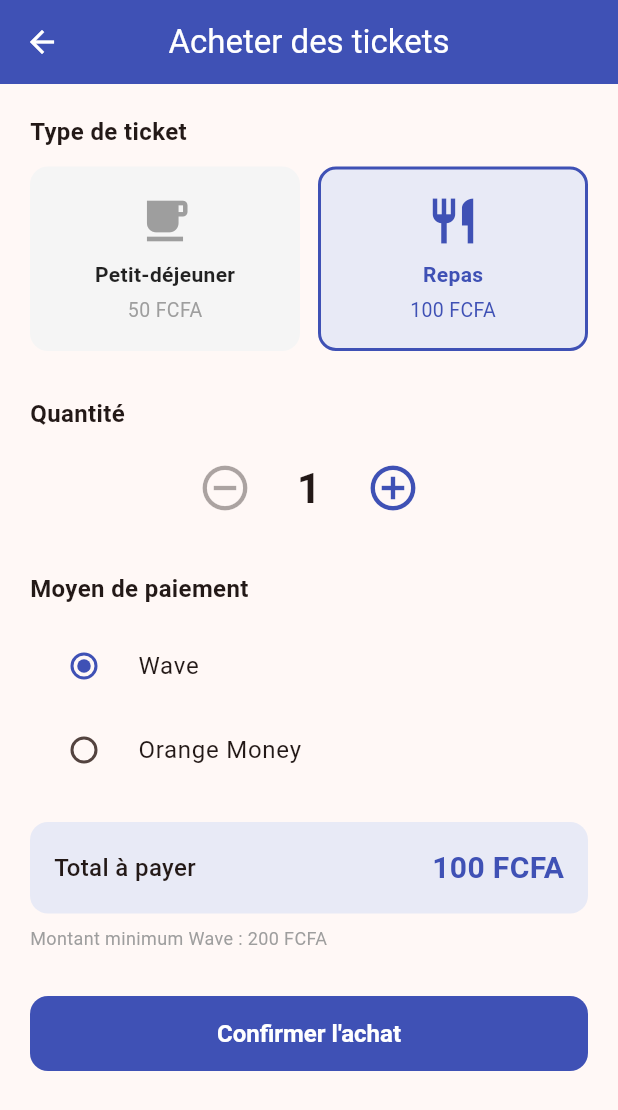
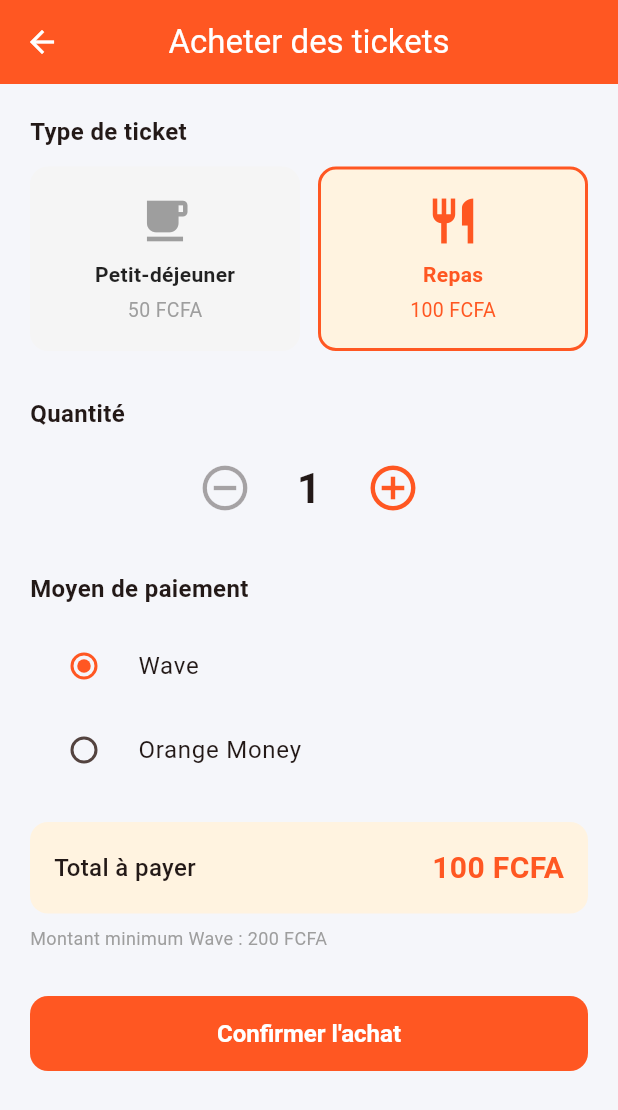
Before and after one commit to mboup0583/Restaurants, a Flutter app: the BuyTicketsScreen screen opened directly, on a phone screen of 412 x 824 dp. Shown: the top 1110 px of the screen. Run offline on Flutter 3.47's test engine with Material 3 defaults, Android fonts, the phone set to English and light mode, and no system bars; our stand-ins replace qr_flutter, shared_preferences; missing offline and left inert: mobile_scanner; accounts and stored records are empty; network calls fail.

Commit message:
Harmonisation du theme Orange et Blanc sur toute l'application

```diff
--- a/ticket_resto/lib/main.dart
+++ b/ticket_resto/lib/main.dart
@@ -26,9 +26,12 @@ class TicketRestoApp extends StatelessWidget {
             brightness: Brightness.light,
           ),
           useMaterial3: true,
+          scaffoldBackgroundColor: const Color(0xFFF5F6FA),
           appBarTheme: const AppBarTheme(
             centerTitle: true,
             elevation: 0,
+            backgroundColor: Colors.deepOrange,
+            foregroundColor: Colors.white,
           ),
           // ✅ Correction : CardThemeData au lieu de CardTheme
           cardTheme: CardThemeData(
--- a/ticket_resto/lib/screens/buy_tickets_screen.dart
+++ b/ticket_resto/lib/screens/buy_tickets_screen.dart
@@ -269,7 +269,7 @@ class _BuyTicketsScreenState extends State<BuyTicketsScreen>
     return Scaffold(
       appBar: AppBar(
         title: const Text('Acheter des tickets'),
-        backgroundColor: Colors.indigo,
+        backgroundColor: Colors.deepOrange,
         foregroundColor: Colors.white,
       ),
       body: _isLoadingPrices
@@ -328,7 +328,7 @@ class _BuyTicketsScreenState extends State<BuyTicketsScreen>
                                 : null,
                             icon: const Icon(Icons.remove_circle_outline),
                             iconSize: 36,
-                            color: Colors.indigo,
+                            color: Colors.deepOrange,
                           ),
                           Container(
                             width: 60,
@@ -347,7 +347,7 @@ class _BuyTicketsScreenState extends State<BuyTicketsScreen>
                                 : null,
                             icon: const Icon(Icons.add_circle_outline),
                             iconSize: 36,
-                            color: Colors.indigo,
+                            color: Colors.deepOrange,
                           ),
                         ],
                       ),
@@ -363,7 +363,7 @@ class _BuyTicketsScreenState extends State<BuyTicketsScreen>
                           title: Text(method),
                           value: method,
                           groupValue: _selectedPayment,
-                          activeColor: Colors.indigo,
+                          activeColor: Colors.deepOrange,
                           onChanged: (value) {
                             setState(() => _selectedPayment = value!);
                           },
@@ -384,7 +384,7 @@ class _BuyTicketsScreenState extends State<BuyTicketsScreen>
                         width: double.infinity,
                         padding: const EdgeInsets.all(16),
                         decoration: BoxDecoration(
-                          color: Colors.indigo.shade50,
+                          color: Colors.orange.shade50,
                           borderRadius: BorderRadius.circular(12),
                         ),
                         child: Row(
@@ -400,7 +400,7 @@ class _BuyTicketsScreenState extends State<BuyTicketsScreen>
                               style: const TextStyle(
                                 fontSize: 20,
                                 fontWeight: FontWeight.bold,
-                                color: Colors.indigo,
+                                color: Colors.deepOrange,
                               ),
                             ),
                           ],
@@ -418,7 +418,7 @@ class _BuyTicketsScreenState extends State<BuyTicketsScreen>
                         child: ElevatedButton(
                           onPressed: _isLoading ? null : _handleBuy,
                           style: ElevatedButton.styleFrom(
-                            backgroundColor: Colors.indigo,
+                            backgroundColor: Colors.deepOrange,
                             foregroundColor: Colors.white,
                             shape: RoundedRectangleBorder(
                               borderRadius: BorderRadius.circular(12),
@@ -444,7 +444,7 @@ class _BuyTicketsScreenState extends State<BuyTicketsScreen>
                         const Text(
                           'En attente de confirmation Wave…\nAprès paiement, reviens simplement dans Ticket Resto.',
                           textAlign: TextAlign.center,
-                          style: TextStyle(color: Colors.indigo),
+                          style: TextStyle(color: Colors.deepOrange),
                         ),
                       ],
                       const SizedBox(height: 40),
@@ -487,10 +487,10 @@ class _BuyTicketsScreenState extends State<BuyTicketsScreen>
       child: Container(
         padding: const EdgeInsets.all(16),
         decoration: BoxDecoration(
-          color: isSelected ? Colors.indigo.shade50 : Colors.grey.shade100,
+          color: isSelected ? Colors.orange.shade50 : Colors.grey.shade100,
           borderRadius: BorderRadius.circular(12),
           border: Border.all(
-            color: isSelected ? Colors.indigo : Colors.transparent,
+            color: isSelected ? Colors.deepOrange : Colors.transparent,
             width: 2,
           ),
         ),
@@ -499,21 +499,21 @@ class _BuyTicketsScreenState extends State<BuyTicketsScreen>
             Icon(
               icon,
               size: 36,
-              color: isSelected ? Colors.indigo : Colors.grey,
+              color: isSelected ? Colors.deepOrange : Colors.grey,
             ),
             const SizedBox(height: 8),
             Text(
               title,
               style: TextStyle(
                 fontWeight: FontWeight.bold,
-                color: isSelected ? Colors.indigo : Colors.black87,
+                color: isSelected ? Colors.deepOrange : Colors.black87,
               ),
             ),
             const SizedBox(height: 4),
             Text(
               price,
               style: TextStyle(
-                color: isSelected ? Colors.indigo : Colors.grey,
+                color: isSelected ? Colors.deepOrange : Colors.grey,
                 fontSize: 13,
               ),
             ),
--- a/ticket_resto/lib/screens/manage_tickets_screen.dart
+++ b/ticket_resto/lib/screens/manage_tickets_screen.dart
@@ -182,14 +182,14 @@ class _ManageTicketsScreenState extends State<ManageTicketsScreen> {
                                     leading: CircleAvatar(
                                       backgroundColor: type == 'Petit-déjeuner'
                                           ? Colors.orange.shade100
-                                          : Colors.indigo.shade100,
+                                          : Colors.deepOrange.shade100,
                                       child: Icon(
                                         type == 'Petit-déjeuner'
                                             ? Icons.free_breakfast
                                             : Icons.restaurant,
                                         color: type == 'Petit-déjeuner'
                                             ? Colors.orange
-                                            : Colors.indigo,
+                                            : Colors.deepOrange,
                                       ),
                                     ),
                                     title: Text(
--- a/ticket_resto/lib/screens/manage_users_screen.dart
+++ b/ticket_resto/lib/screens/manage_users_screen.dart
@@ -107,7 +107,7 @@ class _ManageUsersScreenState extends State<ManageUsersScreen> {
               ),
               const Divider(height: 1),
               ListTile(
-                leading: const Icon(Icons.lock_reset, color: Colors.indigo),
+                leading: const Icon(Icons.lock_reset, color: Colors.deepOrange),
                 title: const Text('Modifier le mot de passe'),
                 onTap: () {
                   Navigator.pop(ctx);
--- a/ticket_resto/lib/screens/my_tickets_screen.dart
+++ b/ticket_resto/lib/screens/my_tickets_screen.dart
@@ -93,7 +93,7 @@ class _MyTicketsScreenState extends State<MyTicketsScreen> {
     return Scaffold(
       appBar: AppBar(
         title: const Text('Mes tickets'),
-        backgroundColor: Colors.indigo,
+        backgroundColor: Colors.deepOrange,
         foregroundColor: Colors.white,
         actions: [
           IconButton(
@@ -148,14 +148,14 @@ class _MyTicketsScreenState extends State<MyTicketsScreen> {
                               leading: CircleAvatar(
                                 backgroundColor: type == 'Petit-déjeuner'
                                     ? Colors.orange.shade100
-                                    : Colors.indigo.shade100,
+                                    : Colors.deepOrange.shade100,
                                 child: Icon(
                                   type == 'Petit-déjeuner'
                                       ? Icons.free_breakfast
                                       : Icons.restaurant,
                                   color: type == 'Petit-déjeuner'
                                       ? Colors.orange
-                                      : Colors.indigo,
+                                      : Colors.deepOrange,
                                 ),
                               ),
                               title: Text(
--- a/ticket_resto/lib/screens/reports_screen.dart
+++ b/ticket_resto/lib/screens/reports_screen.dart
@@ -92,13 +92,13 @@ class _ReportsScreenState extends State<ReportsScreen> {
                         Icons.confirmation_number,
                         'Total tickets',
                         '${_stats?['revenue']?['total_tickets'] ?? 0}',
-                        Colors.indigo,
+                        Colors.deepOrange,
                       ),
                       _statCard(
                         Icons.calendar_today,
                         'Tickets (7 derniers jours)',
                         '${_stats?['tickets_last_7_days'] ?? 0}',
-                        Colors.teal,
+                        Colors.orange,
                       ),
 
                       const SizedBox(height: 20),
--- a/ticket_resto/lib/screens/sales_report_screen.dart
+++ b/ticket_resto/lib/screens/sales_report_screen.dart
@@ -44,7 +44,7 @@ class _SalesReportScreenState extends State<SalesReportScreen> {
     return Scaffold(
       appBar: AppBar(
         title: const Text('Rapport des ventes'),
-        backgroundColor: Colors.teal,
+        backgroundColor: Colors.deepOrange,
         foregroundColor: Colors.white,
         actions: [
           IconButton(
@@ -79,7 +79,7 @@ class _SalesReportScreenState extends State<SalesReportScreen> {
                         Icons.today,
                         'Tickets validés',
                         '${_report?['today']?['count'] ?? 0}',
-                        Colors.teal,
+                        Colors.deepOrange,
                       ),
                       _statCard(
                         Icons.attach_money,
@@ -94,7 +94,7 @@ class _SalesReportScreenState extends State<SalesReportScreen> {
                         Icons.confirmation_number,
                         'Tickets utilisés',
                         '${_report?['totals']?['total_used'] ?? 0}',
-                        Colors.indigo,
+                        Colors.orange,
                       ),
                       _statCard(
                         Icons.payments,
--- a/ticket_resto/lib/screens/scan_ticket_screen.dart
+++ b/ticket_resto/lib/screens/scan_ticket_screen.dart
@@ -154,7 +154,7 @@ class _ScanTicketScreenState extends State<ScanTicketScreen> {
     return Scaffold(
       appBar: AppBar(
         title: const Text('Scanner un ticket'),
-        backgroundColor: Colors.teal,
+        backgroundColor: Colors.deepOrange,
         foregroundColor: Colors.white,
         actions: [
           IconButton(
@@ -227,7 +227,7 @@ class _ScanTicketScreenState extends State<ScanTicketScreen> {
                     child: ElevatedButton(
                       onPressed: _isProcessing ? null : _handleManualValidation,
                       style: ElevatedButton.styleFrom(
-                        backgroundColor: Colors.teal,
+                        backgroundColor: Colors.deepOrange,
                         foregroundColor: Colors.white,
                         shape: RoundedRectangleBorder(
                           borderRadius: BorderRadius.circular(12),
@@ -315,7 +315,7 @@ class _ScanTicketScreenState extends State<ScanTicketScreen> {
                 label: const Text('Saisie manuelle du code'),
                 style: ElevatedButton.styleFrom(
                   backgroundColor: Colors.white,
-                  foregroundColor: Colors.teal,
+                  foregroundColor: Colors.deepOrange,
                   padding: const EdgeInsets.symmetric(vertical: 14),
                   shape: RoundedRectangleBorder(
                     borderRadius: BorderRadius.circular(12),
--- a/ticket_resto/lib/screens/ticket_qr_screen.dart
+++ b/ticket_resto/lib/screens/ticket_qr_screen.dart
@@ -18,7 +18,7 @@ class TicketQrScreen extends StatelessWidget {
     return Scaffold(
       appBar: AppBar(
         title: const Text('QR Code du ticket'),
-        backgroundColor: Colors.indigo,
+        backgroundColor: Colors.deepOrange,
         foregroundColor: Colors.white,
       ),
       body: Center(
```
Also changed, not shown: ticket_resto/lib/screens/dashboards/agent_dashboard.dart (+4 -4 lines), ticket_resto/lib/screens/dashboards/student_dashboard.dart (+6 -6 lines), ticket_resto/lib/screens/refund_ticket_screen.dart (+6 -6 lines), ticket_resto/lib/screens/transfer_ticket_screen.dart (+10 -10 lines).
